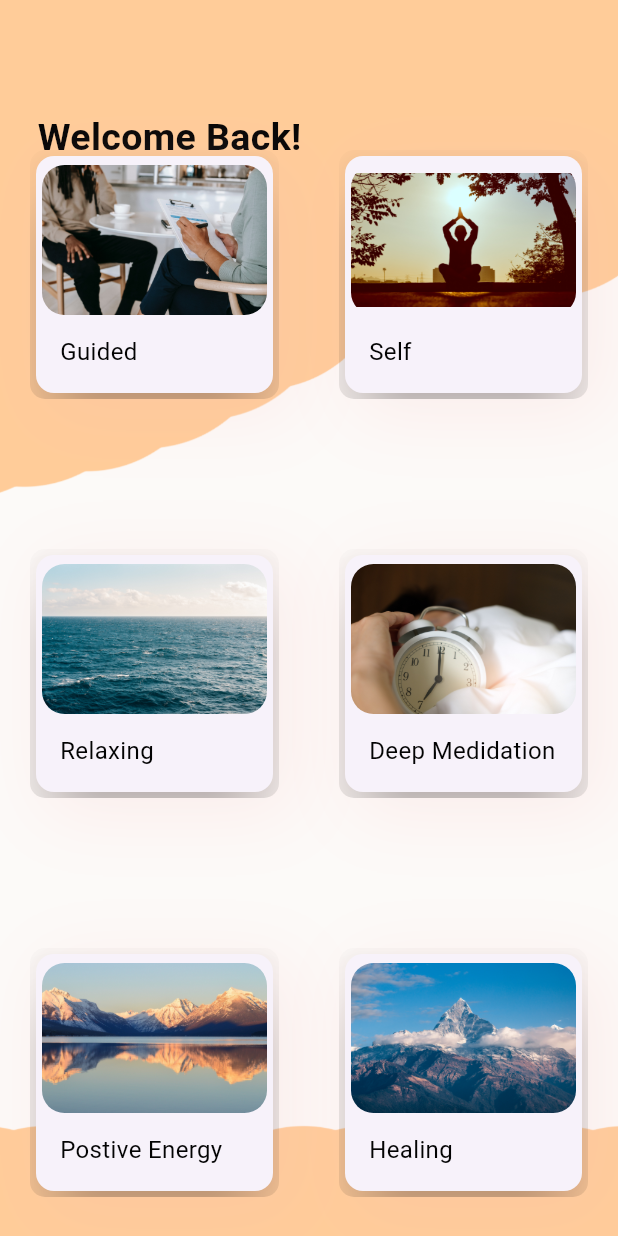
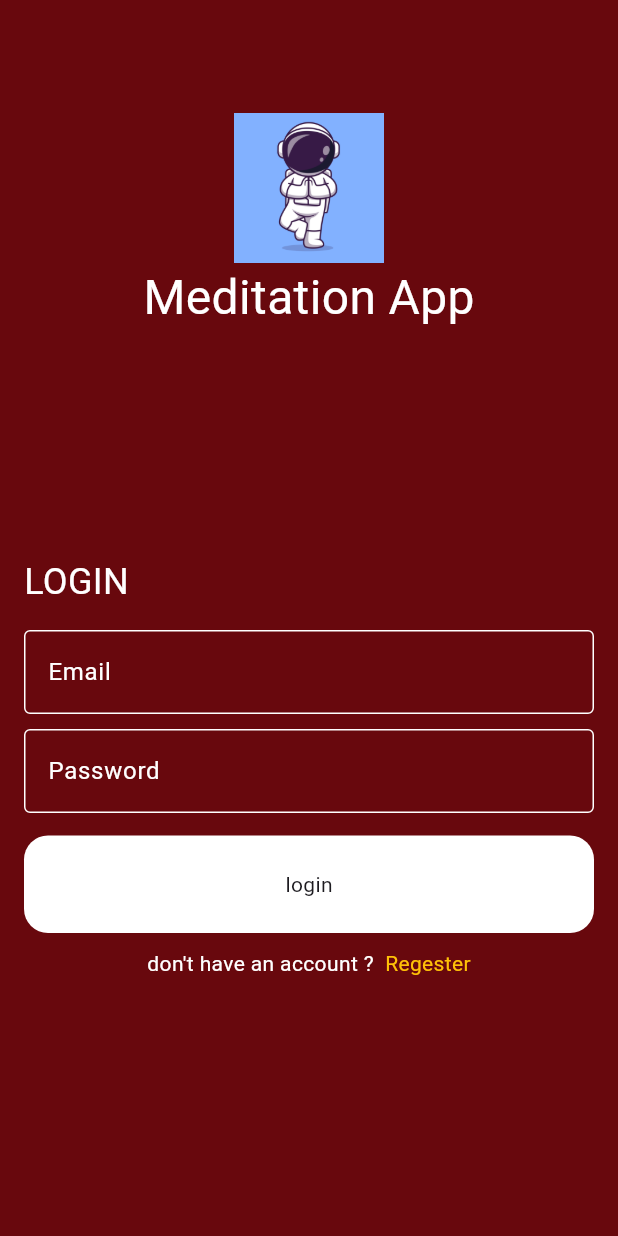
Before and after one commit to AhmedAuday/meditation_app, a Flutter app: the screen it shows after launch, on a phone screen of 412 x 824 dp. Run offline on Flutter 3.47's test engine with Material 3 defaults, Android fonts, the phone set to English and light mode, and no system bars; our stand-ins replace audioplayers, firebase_auth, firebase_core, modal_progress_hud_nsn; accounts and stored records are empty; Roboto replaces fonts that are missing (pacifico).

Commit message:
last Update

```diff
--- /dev/null
+++ b/lib/Screens/login_page.dart
@@ -0,0 +1,157 @@
+// ignore_for_file: use_build_context_synchronously
+
+import 'package:ahmed_meditation_app/widgets/custom_button.dart';
+import 'package:ahmed_meditation_app/widgets/custum_text_filed.dart';
+import 'package:firebase_auth/firebase_auth.dart';
+import 'package:flutter/material.dart';
+
+import '../helper/show_snakbar.dart';
+import '../widgets/constent.dart';
+import './register_page.dart';
+import './meditation_screen.dart';
+
+class LoginPage extends StatefulWidget {
+  const LoginPage({Key? key}) : super(key: key);
+  static String id = 'LoginPage';
+
+  @override
+  State<LoginPage> createState() => _LoginPageState();
+}
+
+class _LoginPageState extends State<LoginPage> {
+  bool isLoading = false;
+  String? email, password;
+
+  GlobalKey<FormState> formKey = GlobalKey();
+
+  @override
+  Widget build(BuildContext context) {
+    return Scaffold(
+      backgroundColor: kPrimaryColor,
+      body: Padding(
+        padding: const EdgeInsets.symmetric(horizontal: 16),
+        child: Form(
+          key: formKey,
+          child: ListView(
+            children: [
+              const SizedBox(
+                height: 75,
+              ),
+              Image.asset(
+                'assets/images/app.jpg',
+                height: 100,
+              ),
+              const Row(
+                mainAxisAlignment: MainAxisAlignment.center,
+                children: [
+                  Text(
+                    'Meditation App',
+                    style: TextStyle(
+                      fontSize: 32,
+                      color: Colors.white,
+                      fontFamily: 'pacifico',
+                    ),
+                  ),
+                ],
+              ),
+              const SizedBox(
+                height: 150,
+              ),
+              const Row(
+                children: [
+                  Text(
+                    'LOGIN',
+                    style: TextStyle(
+                      fontSize: 24,
+                      color: Colors.white,
+                    ),
+                  ),
+                ],
+              ),
+              const SizedBox(
+                height: 15,
+              ),
+              CustomFormTextField(
+                onChanged: (data) {
+                  email = data;
+                },
+                hintText: 'Email',
+              ),
+              const SizedBox(
+                height: 10,
+              ),
+              CustomFormTextField(
+                obs: true,
+                onChanged: (data) {
+                  password = data;
+                },
+                hintText: 'Password',
+              ),
+              const SizedBox(
+                height: 15,
+              ),
+              CustomButton(
+                onTap: () async {
+                  if (formKey.currentState!.validate()) {
+                    isLoading = true;
+                    setState(() {});
+                    try {
+                      await loginUser();
+                      showSnackBar(context, 'Sucssfuly');
+                      //the new screen
+                      Navigator.pushNamed(context, MeditationScreen.id,
+                          arguments: email);
+                    } on FirebaseAuthException catch (e) {
+                      if (e.code == 'user-not-found') {
+                        showSnackBar(context, 'No user found for that email.');
+                      } else if (e.code == 'wrong-password') {
+                        showSnackBar(
+                            context, 'Wrong password provided for that user.');
+                      }
+                    } catch (e) {
+                      ScaffoldMessenger.of(context).showSnackBar(
+                        SnackBar(
+                          content: Text(e.toString()),
+                        ),
+                      );
+                    }
+                    isLoading = false;
+                    setState(() {});
+                  } else {}
+                },
+                text: 'login',
+              ),
+              const SizedBox(
+                height: 10,
+              ),
+              Row(
+                mainAxisAlignment: MainAxisAlignment.center,
+                children: [
+                  const Text(
+                    'don\'t have an account ? ',
+                    style: TextStyle(color: Colors.white),
+                  ),
+                  GestureDetector(
+                    onTap: () {
+                      Navigator.pushNamed(context, ResgisterPage.id);
+                    },
+                    child: const Text(
+                      ' Regester',
+                      style: TextStyle(color: Colors.amber),
+                    ),
+                  )
+                ],
+              ),
+            ],
+          ),
+        ),
+      ),
+    );
+  }
+
+  Future<void> loginUser() async {
+    var auth = FirebaseAuth.instance;
+    UserCredential user = await auth.signInWithEmailAndPassword(
+        email: email!, password: password!);
+  }
+}
--- /dev/null
+++ b/lib/helper/show_snakbar.dart
@@ -0,0 +1,5 @@
+import 'package:flutter/material.dart';
+
+void showSnackBar(BuildContext context, String message) {
+  ScaffoldMessenger.of(context).showSnackBar(SnackBar(content: Text(message)));
+}
--- a/lib/main.dart
+++ b/lib/main.dart
@@ -1,8 +1,19 @@
+import 'package:ahmed_meditation_app/Screens/login_page.dart';
 import 'package:ahmed_meditation_app/Screens/player_screen.dart';
 import 'package:ahmed_meditation_app/Screens/meditation_screen.dart';
+import 'package:ahmed_meditation_app/Screens/register_page.dart';
+import 'package:firebase_core/firebase_core.dart';
 import 'package:flutter/material.dart';
 
-void main() => runApp(const MyApp());
+import 'firebase_options.dart';
+
+void main() async {
+  WidgetsFlutterBinding.ensureInitialized();
+  await Firebase.initializeApp(
+    options: DefaultFirebaseOptions.currentPlatform,
+  );
+  runApp(const MyApp());
+}
 
 class MyApp extends StatelessWidget {
   const MyApp({super.key});
@@ -15,8 +26,10 @@
       routes: {
         MeditationScreen.id: (context) => const MeditationScreen(),
         PlayerScreen.id: (context) => const PlayerScreen(),
+        ResgisterPage.id: (context) => const ResgisterPage(),
+        LoginPage.id: (context) => const LoginPage(),
       },
-      initialRoute: MeditationScreen.id,
+      initialRoute: LoginPage.id,
     );
   }
 }
--- /dev/null
+++ b/lib/widgets/custom_button.dart
@@ -0,0 +1,25 @@
+import 'package:flutter/material.dart';
+
+// ignore: must_be_immutable
+class CustomButton extends StatelessWidget {
+  CustomButton({Key? key, required this.text, required this.onTap})
+      : super(key: key);
+  String text;
+  VoidCallback? onTap;
+
+  @override
+  Widget build(BuildContext context) {
+    return GestureDetector(
+      onTap: onTap,
+      child: Container(
+        decoration: BoxDecoration(
+          color: Colors.white,
+          borderRadius: BorderRadius.circular(16),
+        ),
+        height: 65,
+        width: double.infinity,
+        child: Center(child: Text(text)),
+      ),
+    );
+  }
+}
--- /dev/null
+++ b/lib/widgets/custum_text_filed.dart
@@ -0,0 +1,38 @@
+import 'package:flutter/material.dart';
+
+// ignore: must_be_immutable
+class CustomFormTextField extends StatelessWidget {
+  String? hintText;
+  Function(String)? onChanged;
+  bool? obs;
+
+  CustomFormTextField(
+      {Key? key, this.hintText, this.onChanged, this.obs = false})
+      : super(key: key);
+
+  @override
+  Widget build(BuildContext context) {
+    return TextFormField(
+      obscureText: obs!,
+      validator: (data) {
+        if (data!.isEmpty) {
+          return 'Field is required';
+        }
+      },
+      onChanged: onChanged,
+      decoration: InputDecoration(
+        hintText: hintText,
+        hintStyle: const TextStyle(color: Colors.white),
+        focusedBorder: const OutlineInputBorder(
+          borderSide: BorderSide(color: Colors.purple),
+        ),
+        border: const OutlineInputBorder(
+          borderSide: BorderSide(color: Colors.white),
+        ),
+        enabledBorder: const OutlineInputBorder(
+          borderSide: BorderSide(color: Colors.white),
+        ),
+      ),
+    );
+  }
+}
--- a/pubspec.yaml
+++ b/pubspec.yaml
@@ -16,6 +16,9 @@
   flutter_svg: ^1.1.6
   audioplayers: ^0.20.1
   flutter_launcher_icons: ^0.11.0
+  firebase_core: ^2.24.2
+  firebase_auth: ^4.16.0
+  modal_progress_hud_nsn: ^0.5.1
 
 dev_dependencies:
   flutter_test:
```
Also changed, not shown: lib/Screens/register_page.dart (added, +172 -0 lines), lib/widgets/constent.dart (added, +9 -0 lines), firebase.json (added), lib/firebase_options.dart (added), pubspec.lock, 6 other files.
